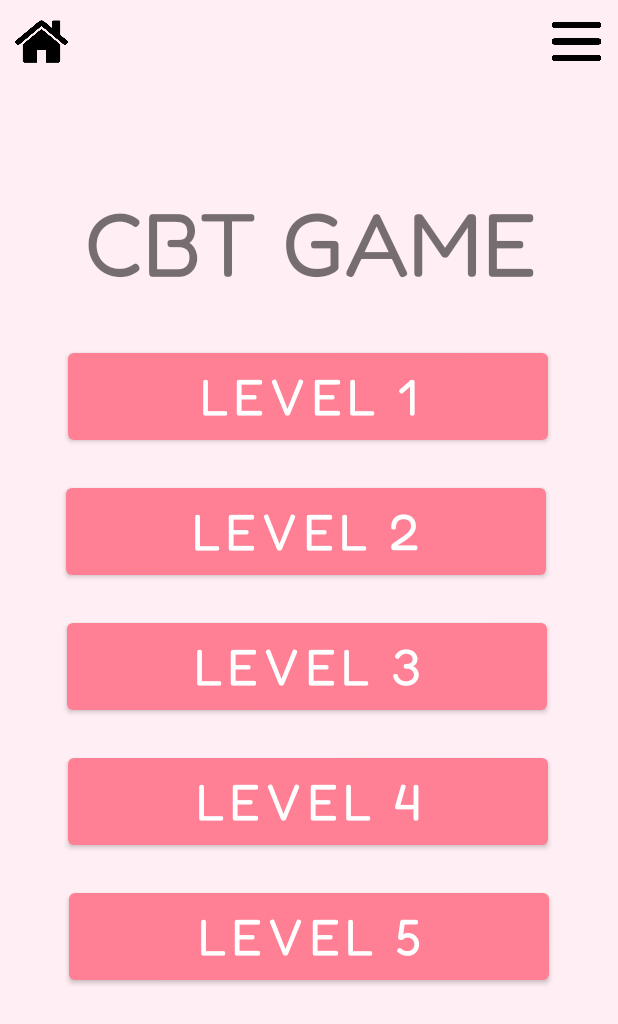
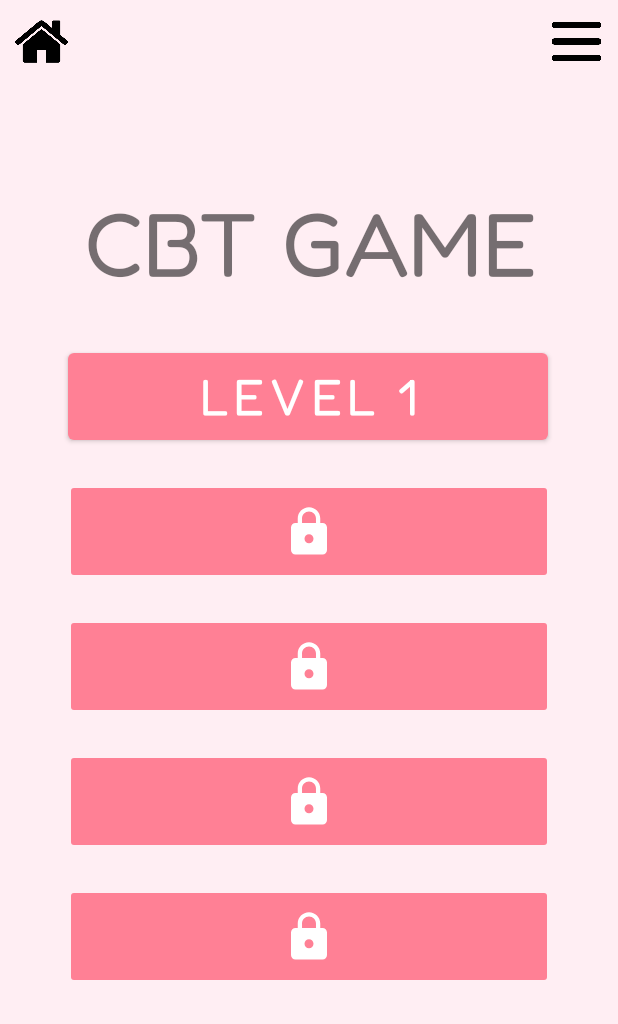
Before and after one commit to clarine24/SEGP_G11B, an Android app: the CBT_Game screen opened directly, with no data from a screen before it, on a phone screen of 412 x 824 dp. Shown: the top 1024 px of the screen. Run offline under Robolectric (Android 15) with nearby library versions, the phone set to English and light mode, and no system bars.

Commit message:
add lock icons(image view) in cbt level page and scenario page, and add coloration and icons to cbt question page to indicate correct answer

```diff
--- /dev/null
+++ b/app/src/main/res/drawable/correct_icon.xml
@@ -0,0 +1,5 @@
+<vector android:height="24dp" android:tint="#FFFFFF"
+    android:viewportHeight="24" android:viewportWidth="24"
+    android:width="24dp" xmlns:android="http://schemas.android.com/apk/res/android">
+    <path android:fillColor="@android:color/white" android:pathData="M9,16.2L4.8,12l-1.4,1.4L9,19 21,7l-1.4,-1.4L9,16.2z"/>
+</vector>
--- /dev/null
+++ b/app/src/main/res/drawable/incorrect_icon.xml
@@ -0,0 +1,5 @@
+<vector android:height="24dp" android:tint="#FFFFFF"
+    android:viewportHeight="24" android:viewportWidth="24"
+    android:width="24dp" xmlns:android="http://schemas.android.com/apk/res/android">
+    <path android:fillColor="@android:color/white" android:pathData="M19,6.41L17.59,5 12,10.59 6.41,5 5,6.41 10.59,12 5,17.59 6.41,19 12,13.41 17.59,19 19,17.59 13.41,12z"/>
+</vector>
--- /dev/null
+++ b/app/src/main/res/drawable/lock_icon.xml
@@ -0,0 +1,5 @@
+<vector android:height="36dp" android:tint="#FFFFFF"
+    android:viewportHeight="24" android:viewportWidth="24"
+    android:width="36dp" xmlns:android="http://schemas.android.com/apk/res/android">
+    <path android:fillColor="@android:color/white" android:pathData="M18,8h-1L17,6c0,-2.76 -2.24,-5 -5,-5S7,3.24 7,6v2L6,8c-1.1,0 -2,0.9 -2,2v10c0,1.1 0.9,2 2,2h12c1.1,0 2,-0.9 2,-2L20,10c0,-1.1 -0.9,-2 -2,-2zM12,17c-1.1,0 -2,-0.9 -2,-2s0.9,-2 2,-2 2,0.9 2,2 -0.9,2 -2,2zM15.1,8L8.9,8L8.9,6c0,-1.71 1.39,-3.1 3.1,-3.1 1.71,0 3.1,1.39 3.1,3.1v2z"/>
+</vector>
--- a/app/src/main/res/layout/activity_cbt_game.xml
+++ b/app/src/main/res/layout/activity_cbt_game.xml
@@ -48,8 +48,21 @@
         android:fontFamily="@font/fredoka"
         android:text="Level 2"
         android:textSize="34sp"
+        android:visibility="invisible"
         app:layout_constraintEnd_toEndOf="parent"
         app:layout_constraintHorizontal_bias="0.477"
+        app:layout_constraintStart_toStartOf="parent"
+        app:layout_constraintTop_toBottomOf="@+id/level1" />
+
+    <ImageButton
+        android:id="@+id/level2_lock"
+        android:layout_width="325dp"
+        android:layout_height="70dp"
+        android:layout_marginTop="20dp"
+        android:src="@drawable/lock_icon"
+        android:clickable="false"
+        android:backgroundTint="@color/dark_pink"
+        app:layout_constraintEnd_toEndOf="parent"
         app:layout_constraintStart_toStartOf="parent"
         app:layout_constraintTop_toBottomOf="@+id/level1" />
 
@@ -61,8 +74,21 @@
         android:fontFamily="@font/fredoka"
         android:text="Level 3"
         android:textSize="34sp"
+        android:visibility="invisible"
         app:layout_constraintEnd_toEndOf="parent"
         app:layout_constraintHorizontal_bias="0.489"
+        app:layout_constraintStart_toStartOf="parent"
+        app:layout_constraintTop_toBottomOf="@+id/level2" />
+
+    <ImageButton
+        android:id="@+id/level3_lock"
+        android:layout_width="325dp"
+        android:layout_height="70dp"
+        android:layout_marginTop="20dp"
+        android:src="@drawable/lock_icon"
+        android:clickable="false"
+        android:backgroundTint="@color/dark_pink"
+        app:layout_constraintEnd_toEndOf="parent"
         app:layout_constraintStart_toStartOf="parent"
         app:layout_constraintTop_toBottomOf="@+id/level2" />
 
@@ -74,8 +100,21 @@
         android:fontFamily="@font/fredoka"
         android:text="Level 4"
         android:textSize="34sp"
+        android:visibility="invisible"
         app:layout_constraintEnd_toEndOf="parent"
         app:layout_constraintHorizontal_bias="0.494"
+        app:layout_constraintStart_toStartOf="parent"
+        app:layout_constraintTop_toBottomOf="@+id/level3" />
+
+    <ImageButton
+        android:id="@+id/level4_lock"
+        android:layout_width="325dp"
+        android:layout_height="70dp"
+        android:layout_marginTop="20dp"
+        android:src="@drawable/lock_icon"
+        android:clickable="false"
+        android:backgroundTint="@color/dark_pink"
+        app:layout_constraintEnd_toEndOf="parent"
         app:layout_constraintStart_toStartOf="parent"
         app:layout_constraintTop_toBottomOf="@+id/level3" />
 
@@ -87,6 +126,19 @@
         android:fontFamily="@font/fredoka"
         android:text="Level 5"
         android:textSize="34sp"
+        android:visibility="invisible"
+        app:layout_constraintEnd_toEndOf="parent"
+        app:layout_constraintStart_toStartOf="parent"
+        app:layout_constraintTop_toBottomOf="@+id/level4" />
+
+    <ImageButton
+        android:id="@+id/level5_lock"
+        android:layout_width="325dp"
+        android:layout_height="70dp"
+        android:layout_marginTop="20dp"
+        android:src="@drawable/lock_icon"
+        android:clickable="false"
+        android:backgroundTint="@color/dark_pink"
         app:layout_constraintEnd_toEndOf="parent"
         app:layout_constraintStart_toStartOf="parent"
         app:layout_constraintTop_toBottomOf="@+id/level4" />
--- a/app/src/main/res/values/colors.xml
+++ b/app/src/main/res/values/colors.xml
@@ -9,4 +9,6 @@
     <color name="white">#FFFFFFFF</color>
     <color name="dark_pink">#ff8095</color>
     <color name="light_pink">#FFEEF3</color>
+    <color name="dark_red">#Be2528</color>
+    <color name="dark_green">#006400</color>
 </resources>
```
Also changed, not shown: app/src/main/java/com/example/rewire/cbt_qa.java (+53 -0 lines), app/src/main/res/layout/activity_cbt_question_answer.xml (+44 -0 lines), app/src/main/res/layout/activity_cbt_sublevel.xml (+26 -0 lines), app/src/main/res/drawable/lock_icon.png (deleted).
